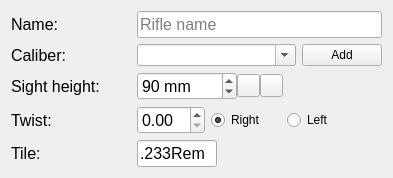
The window that ui_templates/catalog_rifle.ui (o-murphy/archer_ballistics_constructor) describes before a commit, drawn with Qt 5.
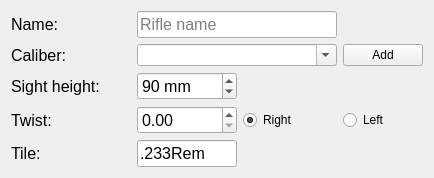
The same window after the commit. Icons and pictures are not drawn.

Patch:
```diff
--- a/ui_templates/catalog_rifle.ui
+++ b/ui_templates/catalog_rifle.ui
@@ -6,7 +6,7 @@
    <rect>
     <x>0</x>
     <y>0</y>
-    <width>393</width>
+    <width>425</width>
     <height>167</height>
    </rect>
   </property>
@@ -20,42 +20,6 @@
    <string>Form</string>
   </property>
   <layout class="QGridLayout" name="gridLayout">
-   <item row="4" column="1">
-    <widget class="QLineEdit" name="caliberShort">
-     <property name="sizePolicy">
-      <sizepolicy hsizetype="Fixed" vsizetype="Preferred">
-       <horstretch>0</horstretch>
-       <verstretch>0</verstretch>
-      </sizepolicy>
-     </property>
-     <property name="minimumSize">
-      <size>
-       <width>0</width>
-       <height>0</height>
-      </size>
-     </property>
-     <property name="maximumSize">
-      <size>
-       <width>80</width>
-       <height>16777215</height>
-      </size>
-     </property>
-     <property name="font">
-      <font>
-       <pointsize>12</pointsize>
-      </font>
-     </property>
-     <property name="styleSheet">
-      <string notr="true"/>
-     </property>
-     <property name="text">
-      <string notr="true">.233Rem</string>
-     </property>
-     <property name="maxLength">
-      <number>8</number>
-     </property>
-    </widget>
-   </item>
    <item row="2" column="0">
     <widget class="QLabel" name="label_67">
      <property name="sizePolicy">
@@ -80,19 +44,6 @@
      </property>
     </widget>
    </item>
-   <item row="1" column="1">
-    <widget class="QComboBox" name="caliberName">
-     <property name="sizePolicy">
-      <sizepolicy hsizetype="Expanding" vsizetype="Preferred">
-       <horstretch>0</horstretch>
-       <verstretch>0</verstretch>
-      </sizepolicy>
-     </property>
-     <property name="editable">
-      <bool>true</bool>
-     </property>
-    </widget>
-   </item>
    <item row="1" column="0">
     <widget class="QLabel" name="label_23">
      <property name="sizePolicy">
@@ -117,8 +68,8 @@
      </property>
     </widget>
    </item>
-   <item row="0" column="0">
-    <widget class="QLabel" name="label_25">
+   <item row="4" column="1">
+    <widget class="QLineEdit" name="caliberShort">
      <property name="sizePolicy">
       <sizepolicy hsizetype="Preferred" vsizetype="Preferred">
        <horstretch>0</horstretch>
@@ -127,17 +78,104 @@
      </property>
      <property name="minimumSize">
       <size>
-       <width>120</width>
+       <width>0</width>
        <height>0</height>
       </size>
      </property>
+     <property name="maximumSize">
+      <size>
+       <width>100</width>
+       <height>16777215</height>
+      </size>
+     </property>
      <property name="font">
       <font>
        <pointsize>12</pointsize>
       </font>
      </property>
+     <property name="styleSheet">
+      <string notr="true"/>
+     </property>
      <property name="text">
-      <string>Name:</string>
+      <string notr="true">.233Rem</string>
+     </property>
+     <property name="maxLength">
+      <number>8</number>
+     </property>
+    </widget>
+   </item>
+   <item row="2" column="1">
+    <widget class="QSpinBox" name="sh">
+     <property name="sizePolicy">
+      <sizepolicy hsizetype="Preferred" vsizetype="Preferred">
+       <horstretch>0</horstretch>
+       <verstretch>0</verstretch>
+      </sizepolicy>
+     </property>
+     <property name="minimumSize">
+      <size>
+       <width>100</width>
+       <height>0</height>
+      </size>
+     </property>
+     <property name="maximumSize">
+      <size>
+       <width>100</width>
+       <height>16777215</height>
+      </size>
+     </property>
+     <property name="font">
+      <font>
+       <pointsize>12</pointsize>
+      </font>
+     </property>
+     <property name="styleSheet">
+      <string notr="true"/>
+     </property>
+     <property name="suffix">
+      <string> mm</string>
+     </property>
+     <property name="maximum">
+      <number>200</number>
+     </property>
+     <property name="value">
+      <number>90</number>
+     </property>
+    </widget>
+   </item>
+   <item row="0" column="1" colspan="2">
+    <widget class="QLineEdit" name="rifleName">
+     <property name="sizePolicy">
+      <sizepolicy hsizetype="Expanding" vsizetype="Preferred">
+       <horstretch>0</horstretch>
+       <verstretch>0</verstretch>
+      </sizepolicy>
+     </property>
+     <property name="minimumSize">
+      <size>
+       <width>200</width>
+       <height>0</height>
+      </size>
+     </property>
+     <property name="font">
+      <font>
+       <pointsize>12</pointsize>
+      </font>
+     </property>
+     <property name="styleSheet">
+      <string notr="true"/>
+     </property>
+     <property name="text">
+      <string notr="true"/>
+     </property>
+     <property name="maxLength">
+      <number>20</number>
+     </property>
+     <property name="frame">
+      <bool>true</bool>
+     </property>
+     <property name="placeholderText">
+      <string>Rifle name</string>
      </property>
     </widget>
    </item>
@@ -165,6 +203,30 @@
      </property>
     </widget>
    </item>
+   <item row="0" column="0">
+    <widget class="QLabel" name="label_25">
+     <property name="sizePolicy">
+      <sizepolicy hsizetype="Preferred" vsizetype="Preferred">
+       <horstretch>0</horstretch>
+       <verstretch>0</verstretch>
+      </sizepolicy>
+     </property>
+     <property name="minimumSize">
+      <size>
+       <width>120</width>
+       <height>0</height>
+      </size>
+     </property>
+     <property name="font">
+      <font>
+       <pointsize>12</pointsize>
+      </font>
+     </property>
+     <property name="text">
+      <string>Name:</string>
+     </property>
+    </widget>
+   </item>
    <item row="4" column="0">
     <widget class="QLabel" name="label_24">
      <property name="sizePolicy">
@@ -189,7 +251,31 @@
      </property>
     </widget>
    </item>
-   <item row="1" column="2">
+   <item row="3" column="1">
+    <widget class="QDoubleSpinBox" name="twist">
+     <property name="sizePolicy">
+      <sizepolicy hsizetype="Preferred" vsizetype="Preferred">
+       <horstretch>0</horstretch>
+       <verstretch>0</verstretch>
+      </sizepolicy>
+     </property>
+     <property name="maximumSize">
+      <size>
+       <width>100</width>
+       <height>16777215</height>
+      </size>
+     </property>
+     <property name="font">
+      <font>
+       <pointsize>12</pointsize>
+      </font>
+     </property>
+     <property name="styleSheet">
+      <string notr="true"/>
+     </property>
+    </widget>
+   </item>
+   <item row="1" column="3">
     <widget class="QPushButton" name="pushButton">
      <property name="sizePolicy">
       <sizepolicy hsizetype="Preferred" vsizetype="Preferred">
@@ -202,180 +288,7 @@
      </property>
     </widget>
    </item>
-   <item row="0" column="1" colspan="2">
-    <widget class="QLineEdit" name="rifleName">
-     <property name="sizePolicy">
-      <sizepolicy hsizetype="Expanding" vsizetype="Preferred">
-       <horstretch>0</horstretch>
-       <verstretch>0</verstretch>
-      </sizepolicy>
-     </property>
-     <property name="minimumSize">
-      <size>
-       <width>200</width>
-       <height>0</height>
-      </size>
-     </property>
-     <property name="font">
-      <font>
-       <pointsize>12</pointsize>
-      </font>
-     </property>
-     <property name="styleSheet">
-      <string notr="true"/>
-     </property>
-     <property name="text">
-      <string notr="true"/>
-     </property>
-     <property name="maxLength">
-      <number>20</number>
-     </property>
-     <property name="frame">
-      <bool>true</bool>
-     </property>
-     <property name="placeholderText">
-      <string>Rifle name</string>
-     </property>
-    </widget>
-   </item>
-   <item row="2" column="1" colspan="2">
-    <widget class="QWidget" name="widget_38" native="true">
-     <property name="sizePolicy">
-      <sizepolicy hsizetype="Expanding" vsizetype="Preferred">
-       <horstretch>0</horstretch>
-       <verstretch>0</verstretch>
-      </sizepolicy>
-     </property>
-     <property name="minimumSize">
-      <size>
-       <width>0</width>
-       <height>0</height>
-      </size>
-     </property>
-     <layout class="QHBoxLayout" name="horizontalLayout_10">
-      <property name="spacing">
-       <number>0</number>
-      </property>
-      <property name="leftMargin">
-       <number>0</number>
-      </property>
-      <property name="topMargin">
-       <number>0</number>
-      </property>
-      <property name="rightMargin">
-       <number>0</number>
-      </property>
-      <property name="bottomMargin">
-       <number>0</number>
-      </property>
-      <item>
-       <widget class="QSpinBox" name="sh">
-        <property name="sizePolicy">
-         <sizepolicy hsizetype="Minimum" vsizetype="Preferred">
-          <horstretch>0</horstretch>
-          <verstretch>0</verstretch>
-         </sizepolicy>
-        </property>
-        <property name="minimumSize">
-         <size>
-          <width>100</width>
-          <height>0</height>
-         </size>
-        </property>
-        <property name="maximumSize">
-         <size>
-          <width>80</width>
-          <height>16777215</height>
-         </size>
-        </property>
-        <property name="font">
-         <font>
-          <pointsize>12</pointsize>
-         </font>
-        </property>
-        <property name="styleSheet">
-         <string notr="true"/>
-        </property>
-        <property name="suffix">
-         <string> mm</string>
-        </property>
-        <property name="maximum">
-         <number>200</number>
-        </property>
-        <property name="value">
-         <number>90</number>
-        </property>
-       </widget>
-      </item>
-      <item>
-       <widget class="QPushButton" name="lPushButton_28">
-        <property name="sizePolicy">
-         <sizepolicy hsizetype="Fixed" vsizetype="Preferred">
-          <horstretch>0</horstretch>
-          <verstretch>0</verstretch>
-         </sizepolicy>
-        </property>
-        <property name="maximumSize">
-         <size>
-          <width>23</width>
-          <height>23</height>
-         </size>
-        </property>
-        <property name="text">
-         <string/>
-        </property>
-        <property name="icon">
-         <iconset>
-          <normaloff>../.rsrc/res/drawable/arrowrlbtn21a.png</normaloff>../.rsrc/res/drawable/arrowrlbtn21a.png</iconset>
-        </property>
-       </widget>
-      </item>
-      <item>
-       <widget class="QPushButton" name="rPushButton_28">
-        <property name="sizePolicy">
-         <sizepolicy hsizetype="Fixed" vsizetype="Preferred">
-          <horstretch>0</horstretch>
-          <verstretch>0</verstretch>
-         </sizepolicy>
-        </property>
-        <property name="maximumSize">
-         <size>
-          <width>23</width>
-          <height>23</height>
-         </size>
-        </property>
-        <property name="text">
-         <string/>
-        </property>
-        <property name="icon">
-         <iconset>
-          <normaloff>../.rsrc/res/drawable/arrowlrbtn21a.png</normaloff>../.rsrc/res/drawable/arrowlrbtn21a.png</iconset>
-        </property>
-       </widget>
-      </item>
-      <item>
-       <spacer name="horizontalSpacer_4">
-        <property name="sizePolicy">
-         <sizepolicy hsizetype="Preferred" vsizetype="Minimum">
-          <horstretch>0</horstretch>
-          <verstretch>0</verstretch>
-         </sizepolicy>
-        </property>
-        <property name="orientation">
-         <enum>Qt::Horizontal</enum>
-        </property>
-        <property name="sizeHint" stdset="0">
-         <size>
-          <width>40</width>
-          <height>20</height>
-         </size>
-        </property>
-       </spacer>
-      </item>
-     </layout>
-    </widget>
-   </item>
-   <item row="3" column="1" colspan="2">
+   <item row="3" column="3">
     <widget class="QWidget" name="widget_8" native="true">
      <property name="sizePolicy">
       <sizepolicy hsizetype="Preferred" vsizetype="Preferred">
@@ -399,52 +312,6 @@
       <property name="bottomMargin">
        <number>0</number>
       </property>
-      <item>
-       <widget class="QDoubleSpinBox" name="twist">
-        <property name="sizePolicy">
-         <sizepolicy hsizetype="Minimum" vsizetype="Preferred">
-          <horstretch>0</horstretch>
-          <verstretch>0</verstretch>
-         </sizepolicy>
-        </property>
-        <property name="font">
-         <font>
-          <pointsize>12</pointsize>
-         </font>
-        </property>
-        <property name="styleSheet">
-         <string notr="true"/>
-        </property>
-       </widget>
-      </item>
-      <item>
-       <widget class="QRadioButton" name="rightTwist">
-        <property name="enabled">
-         <bool>true</bool>
-        </property>
-        <property name="sizePolicy">
-         <sizepolicy hsizetype="Preferred" vsizetype="Preferred">
-          <horstretch>0</horstretch>
-          <verstretch>0</verstretch>
-         </sizepolicy>
-        </property>
-        <property name="minimumSize">
-         <size>
-          <width>70</width>
-          <height>0</height>
-         </size>
-        </property>
-        <property name="styleSheet">
-         <string notr="true"/>
-        </property>
-        <property name="text">
-         <string>Right</string>
-        </property>
-        <property name="checked">
-         <bool>true</bool>
-        </property>
-       </widget>
-      </item>
       <item>
        <widget class="QRadioButton" name="leftTwist">
         <property name="sizePolicy">
@@ -467,28 +334,50 @@
         </property>
        </widget>
       </item>
-      <item>
-       <spacer name="horizontalSpacer_5">
-        <property name="sizePolicy">
-         <sizepolicy hsizetype="Preferred" vsizetype="Minimum">
-          <horstretch>0</horstretch>
-          <verstretch>0</verstretch>
-         </sizepolicy>
-        </property>
-        <property name="orientation">
-         <enum>Qt::Horizontal</enum>
-        </property>
-        <property name="sizeHint" stdset="0">
-         <size>
-          <width>40</width>
-          <height>20</height>
-         </size>
-        </property>
-       </spacer>
-      </item>
      </layout>
     </widget>
    </item>
+   <item row="3" column="2">
+    <widget class="QRadioButton" name="rightTwist">
+     <property name="enabled">
+      <bool>true</bool>
+     </property>
+     <property name="sizePolicy">
+      <sizepolicy hsizetype="Preferred" vsizetype="Preferred">
+       <horstretch>0</horstretch>
+       <verstretch>0</verstretch>
+      </sizepolicy>
+     </property>
+     <property name="minimumSize">
+      <size>
+       <width>70</width>
+       <height>0</height>
+      </size>
+     </property>
+     <property name="styleSheet">
+      <string notr="true"/>
+     </property>
+     <property name="text">
+      <string>Right</string>
+     </property>
+     <property name="checked">
+      <bool>true</bool>
+     </property>
+    </widget>
+   </item>
+   <item row="1" column="1" colspan="2">
+    <widget class="QComboBox" name="caliberName">
+     <property name="sizePolicy">
+      <sizepolicy hsizetype="Expanding" vsizetype="Preferred">
+       <horstretch>0</horstretch>
+       <verstretch>0</verstretch>
+      </sizepolicy>
+     </property>
+     <property name="editable">
+      <bool>true</bool>
+     </property>
+    </widget>
+   </item>
   </layout>
  </widget>
  <resources/>
```
